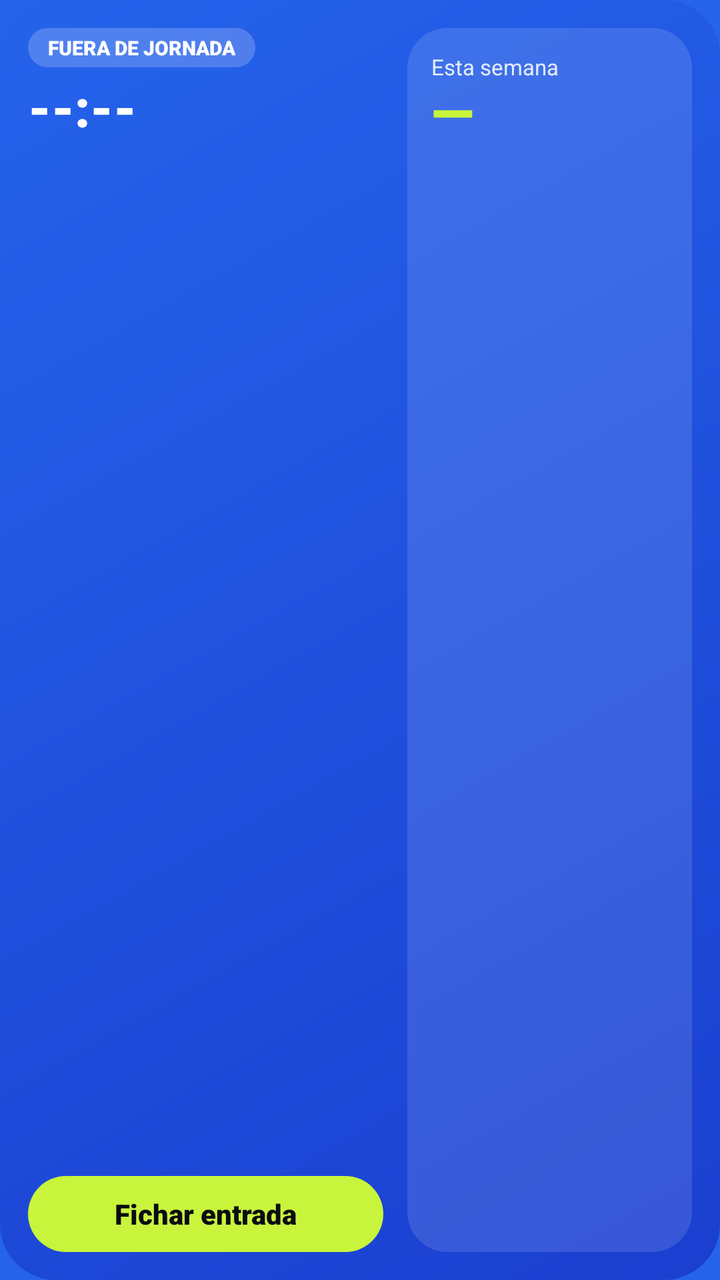
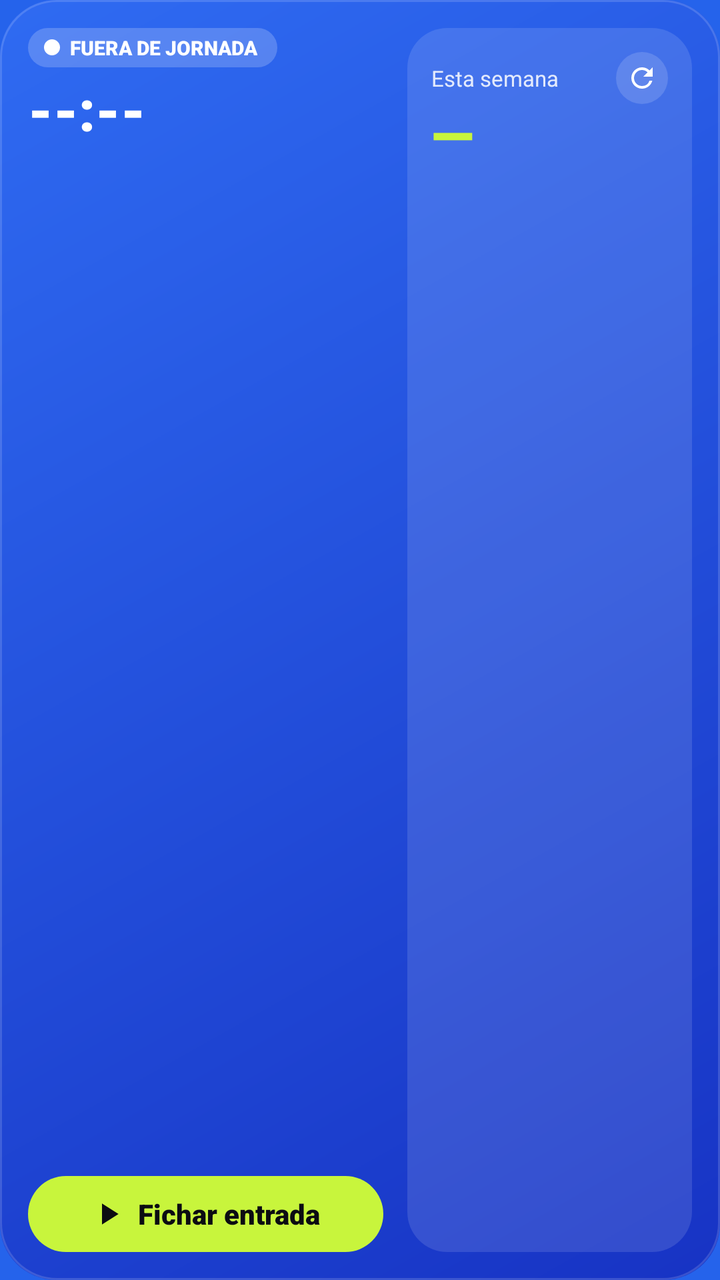

Two renders of the same Android screen: before a commit and after it. Below are the layout's source before the change and the commit's diff.
<!-- AndroidManifest.xml: application theme Theme.Xyon -->
<!-- res/layout/widget_fichaje_wide.xml -->
<?xml version="1.0" encoding="utf-8"?>
<LinearLayout xmlns:android="http://schemas.android.com/apk/res/android"
    android:id="@+id/w_root"
    android:layout_width="match_parent"
    android:layout_height="match_parent"
    android:background="@drawable/widget_bg"
    android:baselineAligned="false"
    android:orientation="horizontal"
    android:padding="14dp">

    <LinearLayout
        android:layout_width="0dp"
        android:layout_height="match_parent"
        android:layout_weight="1.25"
        android:orientation="vertical">

        <TextView
            android:id="@+id/w_status"
            android:layout_width="wrap_content"
            android:layout_height="wrap_content"
            android:background="@drawable/widget_pill_off"
            android:fontFamily="sans-serif-black"
            android:paddingStart="10dp"
            android:paddingTop="3dp"
            android:paddingEnd="10dp"
            android:paddingBottom="3dp"
            android:text="@string/widget_out"
            android:textAllCaps="true"
            android:textColor="#FFFFFFFF"
            android:textSize="10sp" />

        <Chronometer
            android:id="@+id/w_timer"
            android:layout_width="wrap_content"
            android:layout_height="wrap_content"
            android:layout_marginTop="6dp"
            android:fontFamily="sans-serif-black"
            android:includeFontPadding="false"
            android:textColor="#FFFFFFFF"
            android:textSize="34sp"
            android:visibility="gone" />

        <TextView
            android:id="@+id/w_idle"
            android:layout_width="wrap_content"
            android:layout_height="wrap_content"
            android:layout_marginTop="6dp"
            android:fontFamily="sans-serif-black"
            android:includeFontPadding="false"
            android:text="@string/widget_idle"
            android:textColor="#FFFFFFFF"
            android:textSize="26sp" />

        <TextView
            android:id="@+id/w_detail"
            android:layout_width="match_parent"
            android:layout_height="wrap_content"
            android:layout_marginTop="2dp"
            android:ellipsize="end"
            android:maxLines="2"
            android:textColor="#D9FFFFFF"
            android:textSize="12sp" />

        <FrameLayout
            android:layout_width="match_parent"
            android:layout_height="0dp"
            android:layout_weight="1" />

        <TextView
            android:id="@+id/w_action"
            android:layout_width="match_parent"
            android:layout_height="38dp"
            android:background="@drawable/widget_btn_in"
            android:fontFamily="sans-serif-black"
            android:gravity="center"
            android:text="@string/widget_clock_in"
            android:textColor="#FF0C0C12"
            android:textSize="14sp" />
    </LinearLayout>

    <LinearLayout
        android:layout_width="0dp"
        android:layout_height="match_parent"
        android:layout_marginStart="12dp"
        android:layout_weight="1"
        android:background="@drawable/widget_panel"
        android:orientation="vertical"
        android:padding="12dp">

        <TextView
            android:layout_width="wrap_content"
            android:layout_height="wrap_content"
            android:text="@string/widget_week"
            android:textColor="#D9FFFFFF"
            android:textSize="11sp" />

        <TextView
            android:id="@+id/w_week"
            android:layout_width="wrap_content"
            android:layout_height="wrap_content"
            android:fontFamily="sans-serif-black"
            android:includeFontPadding="false"
            android:text="@string/widget_dash"
            android:textColor="#FFC8F53C"
            android:textSize="28sp" />

        <FrameLayout
            android:layout_width="match_parent"
            android:layout_height="0dp"
            android:layout_weight="1" />

        <TextView
            android:id="@+id/w_shift"
            android:layout_width="match_parent"
            android:layout_height="wrap_content"
            android:ellipsize="end"
            android:maxLines="2"
            android:textColor="#FFFFFFFF"
            android:textSize="12sp" />

        <TextView
            android:id="@+id/w_company"
            android:layout_width="match_parent"
            android:layout_height="wrap_content"
            android:layout_marginTop="2dp"
            android:ellipsize="end"
            android:fontFamily="sans-serif-medium"
            android:maxLines="1"
            android:textColor="#B3FFFFFF"
            android:textSize="11sp" />
    </LinearLayout>
</LinearLayout>
<!-- resources referenced by this layout -->
<resources>
  <!-- drawable widget_bg (drawable) -->
  <?xml version="1.0" encoding="utf-8"?>
  <shape xmlns:android="http://schemas.android.com/apk/res/android" android:shape="rectangle">
      <gradient android:angle="315" android:startColor="#FF2563EB" android:endColor="#FF1B3FD0" />
      <corners android:radius="28dp" />
  </shape>
  <!-- drawable widget_btn_in (drawable) -->
  <?xml version="1.0" encoding="utf-8"?>
  <shape xmlns:android="http://schemas.android.com/apk/res/android" android:shape="rectangle">
      <solid android:color="#FFC8F53C" />
      <corners android:radius="999dp" />
  </shape>
  <!-- drawable widget_panel (drawable) -->
  <?xml version="1.0" encoding="utf-8"?>
  <shape xmlns:android="http://schemas.android.com/apk/res/android" android:shape="rectangle">
      <solid android:color="#1FFFFFFF" />
      <corners android:radius="20dp" />
  </shape>
  <!-- drawable widget_pill_off (drawable) -->
  <?xml version="1.0" encoding="utf-8"?>
  <shape xmlns:android="http://schemas.android.com/apk/res/android" android:shape="rectangle">
      <solid android:color="#33FFFFFF" />
      <corners android:radius="999dp" />
  </shape>
  <string name="widget_clock_in">Fichar entrada</string>
  <string name="widget_dash">—</string>
  <string name="widget_idle">--:--</string>
  <string name="widget_out">Fuera de jornada</string>
  <string name="widget_week">Esta semana</string>
  <style name="Theme.Xyon" parent="Theme.AppCompat.NoActionBar">
          <item name="android:windowBackground">#2563EB</item>
          <item name="android:statusBarColor">@android:color/transparent</item>
          <item name="android:navigationBarColor">@android:color/transparent</item>
      </style>
</resources>

<!-- the commit's change to res/layout/widget_fichaje_wide.xml (unified diff, before → after) -->
@@ -14,21 +14,35 @@
         android:layout_weight="1.25"
         android:orientation="vertical">
 
-        <TextView
-            android:id="@+id/w_status"
+        <LinearLayout
+            android:id="@+id/w_pill"
             android:layout_width="wrap_content"
             android:layout_height="wrap_content"
             android:background="@drawable/widget_pill_off"
-            android:fontFamily="sans-serif-black"
-            android:paddingStart="10dp"
+            android:gravity="center_vertical"
+            android:orientation="horizontal"
+            android:paddingStart="8dp"
             android:paddingTop="3dp"
             android:paddingEnd="10dp"
-            android:paddingBottom="3dp"
-            android:text="@string/widget_out"
-            android:textAllCaps="true"
-            android:textColor="#FFFFFFFF"
-            android:textSize="10sp" />
+            android:paddingBottom="3dp">
 
+            <ImageView
+                android:id="@+id/w_dot"
+                android:layout_width="8dp"
+                android:layout_height="8dp"
+                android:src="@drawable/widget_dot" />
+
+            <TextView
+                android:id="@+id/w_status"
+                android:layout_width="wrap_content"
+                android:layout_height="wrap_content"
+                android:layout_marginStart="5dp"
+                android:fontFamily="sans-serif-black"
+                android:text="@string/widget_out"
+                android:textAllCaps="true"
+                android:textColor="#FFFFFFFF"
+                android:textSize="10sp" />
+        </LinearLayout>
         <Chronometer
             android:id="@+id/w_timer"
             android:layout_width="wrap_content"
@@ -37,7 +51,7 @@
             android:fontFamily="sans-serif-black"
             android:includeFontPadding="false"
             android:textColor="#FFFFFFFF"
-            android:textSize="34sp"
+            android:textSize="36sp"
             android:visibility="gone" />
 
         <TextView
@@ -49,7 +63,7 @@
             android:includeFontPadding="false"
             android:text="@string/widget_idle"
             android:textColor="#FFFFFFFF"
-            android:textSize="26sp" />
+            android:textSize="28sp" />
 
         <TextView
             android:id="@+id/w_detail"
@@ -57,7 +71,7 @@
             android:layout_height="wrap_content"
             android:layout_marginTop="2dp"
             android:ellipsize="end"
-            android:maxLines="2"
+            android:maxLines="1"
             android:textColor="#D9FFFFFF"
             android:textSize="12sp" />
 
@@ -66,16 +80,30 @@
             android:layout_height="0dp"
             android:layout_weight="1" />
 
-        <TextView
+        <LinearLayout
             android:id="@+id/w_action"
             android:layout_width="match_parent"
             android:layout_height="38dp"
             android:background="@drawable/widget_btn_in"
-            android:fontFamily="sans-serif-black"
             android:gravity="center"
-            android:text="@string/widget_clock_in"
-            android:textColor="#FF0C0C12"
-            android:textSize="14sp" />
+            android:orientation="horizontal">
+
+            <ImageView
+                android:id="@+id/w_action_icon"
+                android:layout_width="18dp"
+                android:layout_height="18dp"
+                android:src="@drawable/ic_widget_play" />
+
+            <TextView
+                android:id="@+id/w_action_label"
+                android:layout_width="wrap_content"
+                android:layout_height="wrap_content"
+                android:layout_marginStart="6dp"
+                android:fontFamily="sans-serif-black"
+                android:text="@string/widget_clock_in"
+                android:textColor="#FF0C0C12"
+                android:textSize="14sp" />
+        </LinearLayout>
     </LinearLayout>
 
     <LinearLayout
@@ -87,12 +115,28 @@
         android:orientation="vertical"
         android:padding="12dp">
 
-        <TextView
-            android:layout_width="wrap_content"
+        <LinearLayout
+            android:layout_width="match_parent"
             android:layout_height="wrap_content"
-            android:text="@string/widget_week"
-            android:textColor="#D9FFFFFF"
-            android:textSize="11sp" />
+            android:gravity="center_vertical"
+            android:orientation="horizontal">
+
+            <TextView
+                android:layout_width="0dp"
+                android:layout_height="wrap_content"
+                android:layout_weight="1"
+                android:text="@string/widget_week"
+                android:textColor="#D9FFFFFF"
+                android:textSize="11sp" />
+
+            <ImageView
+                android:id="@+id/w_refresh"
+                android:layout_width="26dp"
+                android:layout_height="26dp"
+                android:background="@drawable/widget_icon_btn"
+                android:padding="5dp"
+                android:src="@drawable/ic_widget_refresh" />
+        </LinearLayout>
 
         <TextView
             android:id="@+id/w_week"
<!-- resource entries referenced after the edit -->
@@ -1,16 +1,47 @@
 <!-- resources referenced by this layout -->
 <resources>
+  <!-- drawable ic_widget_play (drawable) -->
+  <?xml version="1.0" encoding="utf-8"?>
+  <vector xmlns:android="http://schemas.android.com/apk/res/android" android:width="24dp" android:height="24dp" android:viewportWidth="24" android:viewportHeight="24">
+      <path android:fillColor="#FF0C0C12" android:pathData="M8,5v14l11,-7z" />
+  </vector>
+  <!-- drawable ic_widget_refresh (drawable) -->
+  <?xml version="1.0" encoding="utf-8"?>
+  <vector xmlns:android="http://schemas.android.com/apk/res/android" android:width="24dp" android:height="24dp" android:viewportWidth="24" android:viewportHeight="24">
+      <path android:fillColor="#FFFFFFFF" android:pathData="M17.65,6.35A7.96,7.96 0,0 0,12 4c-4.42,0 -7.99,3.58 -7.99,8s3.57,8 7.99,8c3.73,0 6.84,-2.55 7.73,-6h-2.08A5.99,5.99 0,0 1,12 18c-3.31,0 -6,-2.69 -6,-6s2.69,-6 6,-6c1.66,0 3.14,0.69 4.22,1.78L13,11h7V4z" />
+  </vector>
   <!-- drawable widget_bg (drawable) -->
   <?xml version="1.0" encoding="utf-8"?>
-  <shape xmlns:android="http://schemas.android.com/apk/res/android" android:shape="rectangle">
-      <gradient android:angle="315" android:startColor="#FF2563EB" android:endColor="#FF1B3FD0" />
-      <corners android:radius="28dp" />
-  </shape>
+  <layer-list xmlns:android="http://schemas.android.com/apk/res/android">
+      <item>
+          <shape android:shape="rectangle">
+              <gradient android:angle="315" android:startColor="#FF2F6BF2" android:endColor="#FF1733C4" />
+              <corners android:radius="28dp" />
+          </shape>
+      </item>
+      <item>
+          <shape android:shape="rectangle">
+              <stroke android:width="1dp" android:color="#26FFFFFF" />
+              <corners android:radius="28dp" />
+          </shape>
+      </item>
+  </layer-list>
   <!-- drawable widget_btn_in (drawable) -->
   <?xml version="1.0" encoding="utf-8"?>
   <shape xmlns:android="http://schemas.android.com/apk/res/android" android:shape="rectangle">
       <solid android:color="#FFC8F53C" />
       <corners android:radius="999dp" />
+  </shape>
+  <!-- drawable widget_dot (drawable) -->
+  <?xml version="1.0" encoding="utf-8"?>
+  <shape xmlns:android="http://schemas.android.com/apk/res/android" android:shape="oval">
+      <solid android:color="#FFFFFFFF" />
+      <size android:width="8dp" android:height="8dp" />
+  </shape>
+  <!-- drawable widget_icon_btn (drawable) -->
+  <?xml version="1.0" encoding="utf-8"?>
+  <shape xmlns:android="http://schemas.android.com/apk/res/android" android:shape="oval">
+      <solid android:color="#26FFFFFF" />
   </shape>
   <!-- drawable widget_panel (drawable) -->
   <?xml version="1.0" encoding="utf-8"?>
